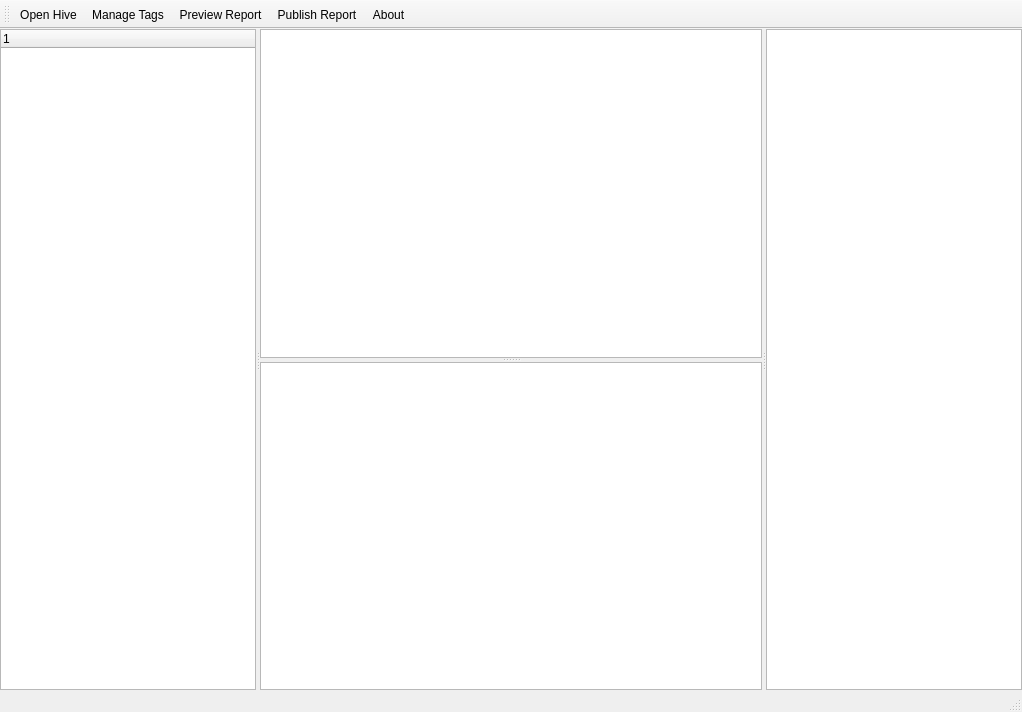
This is wombatsqlite.ui in pjrinaldi/wombatsqlite as Qt 5 draws it before an edit. The edited form follows.
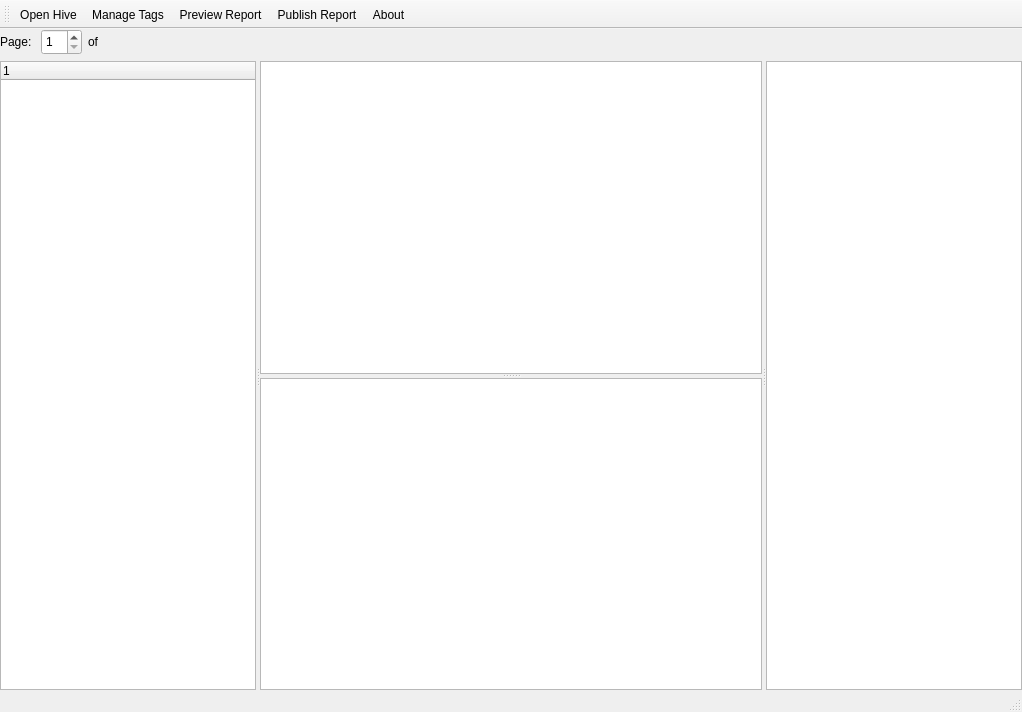
This is the edited form. Icons and pictures are not drawn.

Commit message: making progress, still need to fix things for multi file, such as page count should update when switching, which i guess i can get from the tooltip and a function...

Patch:
```diff
--- a/wombatsqlite.ui
+++ b/wombatsqlite.ui
@@ -34,6 +34,83 @@
     <property name="bottomMargin">
      <number>0</number>
     </property>
+    <item>
+     <layout class="QHBoxLayout" name="horizontalLayout">
+      <property name="spacing">
+       <number>6</number>
+      </property>
+      <item>
+       <widget class="QLabel" name="label">
+        <property name="sizePolicy">
+         <sizepolicy hsizetype="Preferred" vsizetype="Preferred">
+          <horstretch>0</horstretch>
+          <verstretch>0</verstretch>
+         </sizepolicy>
+        </property>
+        <property name="minimumSize">
+         <size>
+          <width>0</width>
+          <height>0</height>
+         </size>
+        </property>
+        <property name="maximumSize">
+         <size>
+          <width>16777215</width>
+          <height>26</height>
+         </size>
+        </property>
+        <property name="text">
+         <string>Page: </string>
+        </property>
+       </widget>
+      </item>
+      <item>
+       <widget class="QSpinBox" name="pagespinbox">
+        <property name="maximumSize">
+         <size>
+          <width>16777215</width>
+          <height>26</height>
+         </size>
+        </property>
+        <property name="minimum">
+         <number>1</number>
+        </property>
+       </widget>
+      </item>
+      <item>
+       <widget class="QLabel" name="countlabel">
+        <property name="minimumSize">
+         <size>
+          <width>0</width>
+          <height>0</height>
+         </size>
+        </property>
+        <property name="maximumSize">
+         <size>
+          <width>16777215</width>
+          <height>26</height>
+         </size>
+        </property>
+        <property name="text">
+         <string>of </string>
+        </property>
+       </widget>
+      </item>
+      <item>
+       <spacer name="horizontalSpacer">
+        <property name="orientation">
+         <enum>Qt::Horizontal</enum>
+        </property>
+        <property name="sizeHint" stdset="0">
+         <size>
+          <width>40</width>
+          <height>20</height>
+         </size>
+        </property>
+       </spacer>
+      </item>
+     </layout>
+    </item>
     <item>
      <widget class="QSplitter" name="splitter_2">
       <property name="orientation">
```
The commit also changes 2 other files.
